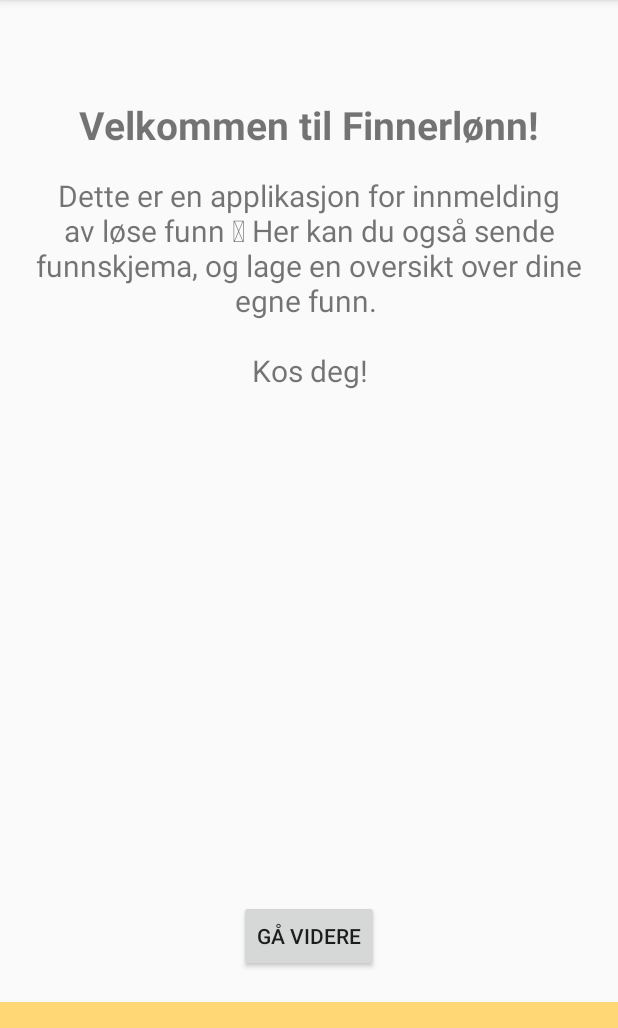
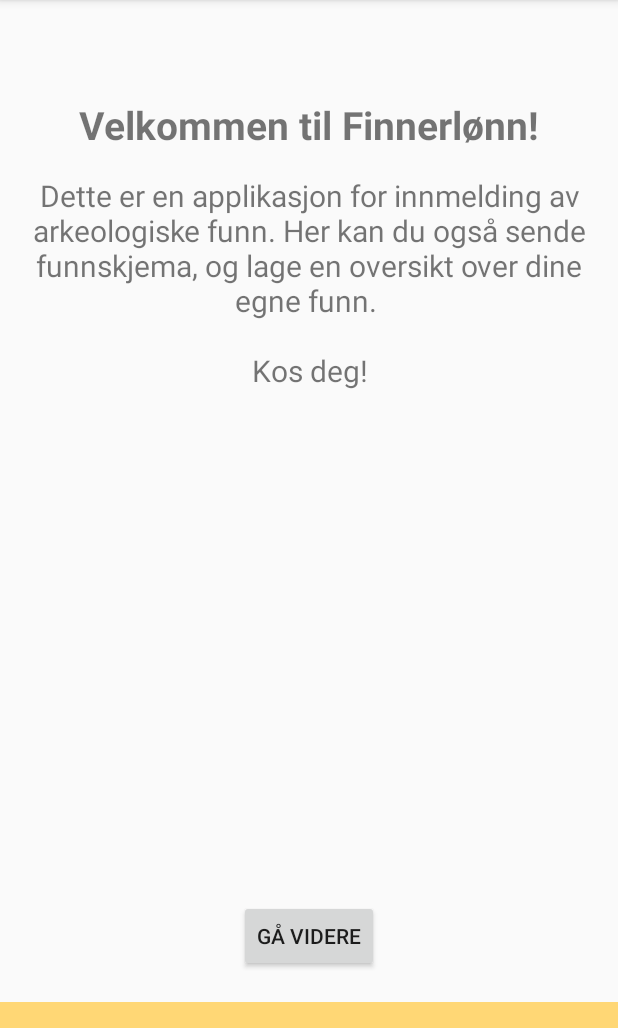
Before and after one commit to T0rRA/Funnregistrering, an Android app: the fragment FragmentIntroPage shown on its own in the app's theme, on a phone screen of 412 x 824 dp, the part 84-1112 px from its top. Run offline under Robolectric (Android 15) with nearby library versions, the phone set to English and light mode, and no system bars.

Commit message:
Typo fix

```diff
--- a/app/src/main/res/values/strings.xml
+++ b/app/src/main/res/values/strings.xml
@@ -29,5 +29,5 @@
     <string name="confirm_pw">Gjenta passord</string>
     <string name="fragment_enkelt_funn_status_btn_funnmelding">send inn funnmelding</string>
     <string name="enkelt_funn_status_btn_funnskjema">Send inn funnskjema</string>
-    <string name="introText">Dette er en applikasjon for innmelding av løse funn  Her kan du også sende funnskjema, og lage en oversikt over dine egne funn. \n \nKos deg!</string>
+    <string name="introText">Dette er en applikasjon for innmelding av arkeologiske funn. Her kan du også sende funnskjema, og lage en oversikt over dine egne funn. \n \nKos deg!</string>
 </resources>
```
